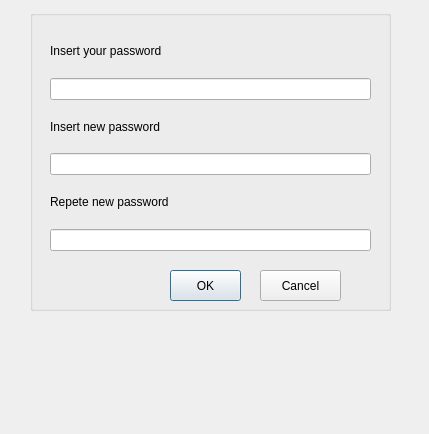
Qt form confirmpassword.ui (letol/shared-editor) before a commit.
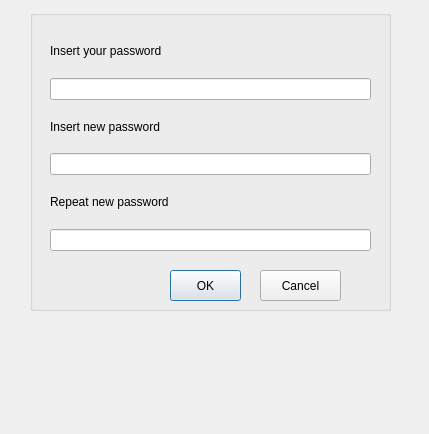
The same form after that commit.

Patch:
```diff
--- a/confirmpassword.ui
+++ b/confirmpassword.ui
@@ -67,7 +67,7 @@
      <string>Cancel</string>
     </property>
    </widget>
-   <widget class="QWidget" name="">
+   <widget class="QWidget" name="layoutWidget">
     <property name="geometry">
      <rect>
       <x>20</x>
@@ -124,7 +124,7 @@
        <item>
         <widget class="QLabel" name="label_3">
          <property name="text">
-          <string>Repete new password</string>
+          <string>Repeat new password</string>
          </property>
         </widget>
        </item>
```
